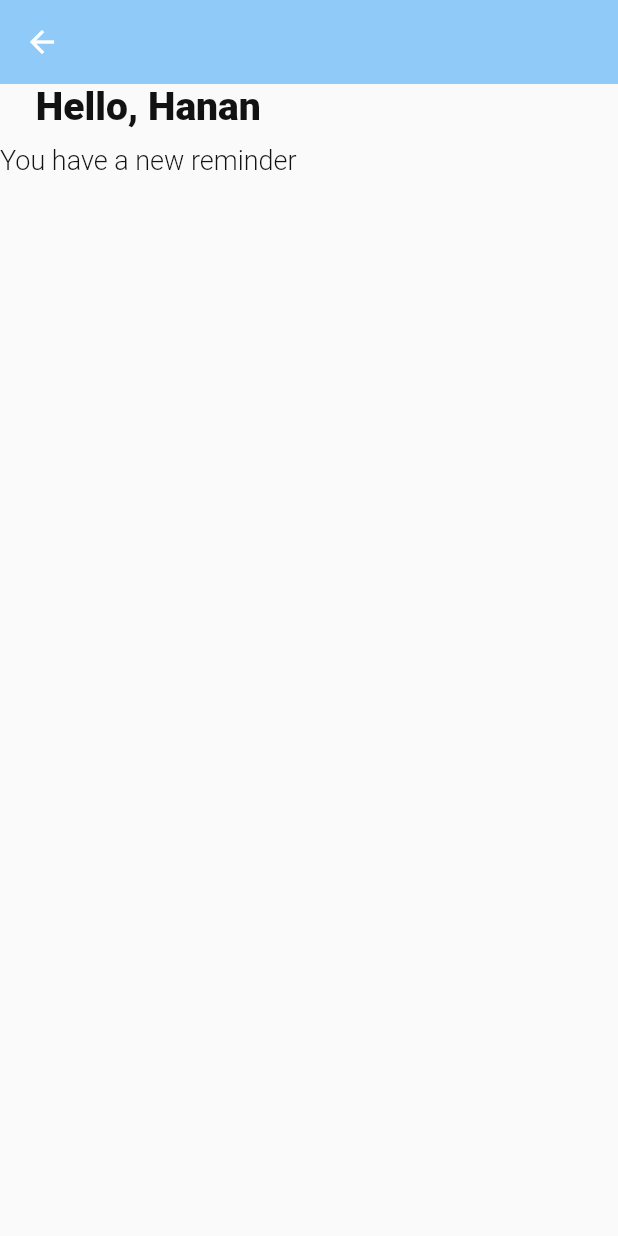
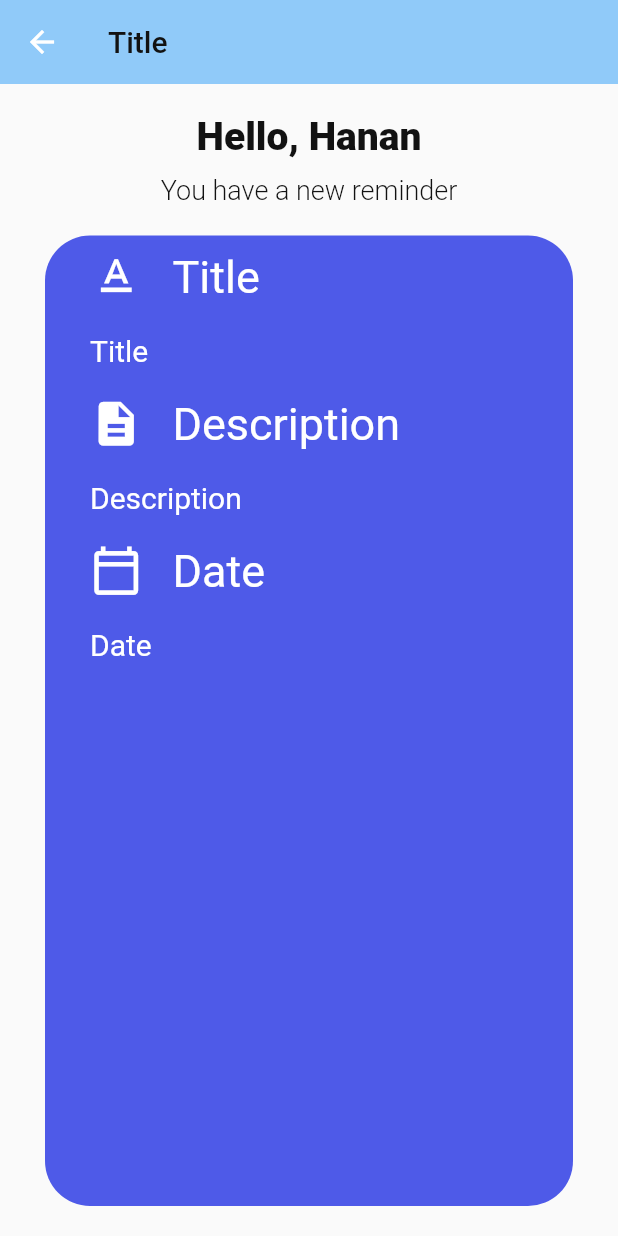
Before and after one commit to Hanan795/to_do_app, a Flutter app: the screen it shows after launch, on a phone screen of 412 x 824 dp. Run offline on Flutter 3.47's test engine with Material 2 defaults, Android fonts, the phone set to English and light mode, and no system bars; our stand-ins replace get.

Commit message:
add title & description & date to the notification screen #1

```diff
--- a/lib/main.dart
+++ b/lib/main.dart
@@ -19,7 +19,7 @@ class MyApp extends StatelessWidget {
         primaryColor: Colors.teal,
         // backgroundColor: ,
       ),
-      home: const NotificationScreen(payLoad: 'hi'),
+      home: const NotificationScreen(payLoad: 'Title|Description|Date'),
     );
   }
 }
--- a/lib/ui/pages/notification_screen.dart
+++ b/lib/ui/pages/notification_screen.dart
@@ -12,10 +12,9 @@ class NotificationScreen extends StatefulWidget {
 }
 
 class _NotificationScreenState extends State<NotificationScreen> {
-  String _payLoad = '';
-
   @override
   Widget build(BuildContext context) {
+    String _payLoad = widget.payLoad;
     return Scaffold(
       appBar: AppBar(
           elevation: 0,
@@ -32,6 +31,11 @@ class _NotificationScreenState extends State<NotificationScreen> {
           )),
       body: SafeArea(
         child: Column(
+          children: [
+            const SizedBox(
+              height: 20,
+            ),
+            Column(
               children: [
                 Text(
                   'Hello, Hanan',
@@ -54,6 +58,108 @@ class _NotificationScreenState extends State<NotificationScreen> {
                 ),
               ],
             ),
+            const SizedBox(
+              height: 20,
+            ),
+            Expanded(
+              child: Container(
+                padding: const EdgeInsets.symmetric(
+                    horizontal: 30.0, vertical: 10.0),
+                margin: const EdgeInsets.symmetric(horizontal: 30.0),
+                decoration: BoxDecoration(
+                  borderRadius: BorderRadius.circular(30),
+                  color: primaryClr,
+                ),
+                child: SingleChildScrollView(
+                  child: Column(
+                    crossAxisAlignment: CrossAxisAlignment.start,
+                    children: [
+                      Row(
+                        children: const [
+                          Icon(
+                            Icons.text_format,
+                            size: 35,
+                            color: white,
+                          ),
+                          SizedBox(
+                            width: 20,
+                          ),
+                          Text(
+                            'Title',
+                            style: TextStyle(color: white, fontSize: 30),
+                          ),
+                        ],
+                      ),
+                      const SizedBox(
+                        height: 20,
+                      ),
+                      Text(
+                        _payLoad.toString().split('|')[0],
+                        style: const TextStyle(color: white, fontSize: 20),
+                      ),
+                      const SizedBox(
+                        height: 20,
+                      ),
+                      Row(
+                        children: const [
+                          Icon(
+                            Icons.description,
+                            size: 35,
+                            color: white,
+                          ),
+                          SizedBox(
+                            width: 20,
+                          ),
+                          Text(
+                            'Description',
+                            style: TextStyle(color: white, fontSize: 30),
+                          ),
+                        ],
+                      ),
+                      const SizedBox(
+                        height: 20,
+                      ),
+                      Text(
+                        _payLoad.toString().split('|')[1],
+                        textAlign: TextAlign.justify,
+                        style: const TextStyle(color: white, fontSize: 20),
+                      ),
+                      const SizedBox(
+                        height: 20,
+                      ),
+                      Row(
+                        children: const [
+                          Icon(
+                            Icons.calendar_today_outlined,
+                            size: 35,
+                            color: white,
+                          ),
+                          SizedBox(
+                            width: 20,
+                          ),
+                          Text(
+                            'Date',
+                            style: TextStyle(color: white, fontSize: 30),
+                          ),
+                        ],
+                      ),
+                      const SizedBox(
+                        height: 20,
+                      ),
+                      Text(
+                        _payLoad.toString().split('|')[2],
+                        style: const TextStyle(color: white, fontSize: 20),
+                      ),
+                    ],
+                  ),
+                ),
+              ),
+            ),
+            const SizedBox(
+              height: 20,
+            ),
+          ],
+        ),
       ),
     );
   }
```
Lines whose indentation alone changed are shown as unchanged.
